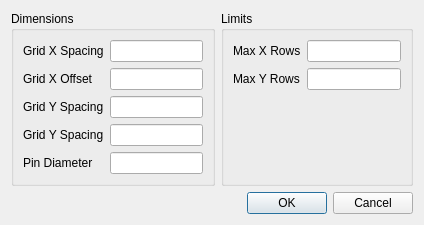
This is gridSettingsDialog.ui in dirktheeng/CNCWoodworkingGCodeCreator as Qt 5 draws it before an edit. The edited form follows.
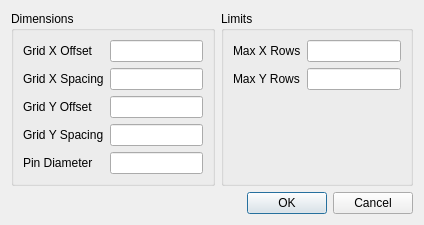
This is the edited form.

Commit message: cleaned up code some and worked on necessary classes for generating straight line operations

```diff
--- a/gridSettingsDialog.ui
+++ b/gridSettingsDialog.ui
@@ -27,45 +27,45 @@
        <layout class="QGridLayout" name="gridLayout_2">
         <item row="0" column="0">
          <layout class="QFormLayout" name="formLayout">
+          <property name="fieldGrowthPolicy">
+           <enum>QFormLayout::AllNonFixedFieldsGrow</enum>
+          </property>
           <item row="0" column="0">
-           <widget class="QLabel" name="gridXSpacingLabel">
-            <property name="text">
-             <string>Grid X Spacing</string>
-            </property>
-           </widget>
-          </item>
-          <item row="0" column="1">
-           <widget class="QLineEdit" name="gridXSpacingLineEdit"/>
-          </item>
-          <item row="1" column="0">
            <widget class="QLabel" name="gridXOffsetLabel">
             <property name="text">
              <string>Grid X Offset</string>
             </property>
            </widget>
           </item>
-          <item row="1" column="1">
+          <item row="0" column="1">
            <widget class="QLineEdit" name="gridXOffsetLineEdit"/>
           </item>
+          <item row="1" column="0">
+           <widget class="QLabel" name="gridXSpacingLabel">
+            <property name="text">
+             <string>Grid X Spacing</string>
+            </property>
+           </widget>
+          </item>
           <item row="2" column="0">
-           <widget class="QLabel" name="gridYSpacingLabel">
+           <widget class="QLabel" name="gridYOffsetLabel">
             <property name="text">
-             <string>Grid Y Spacing</string>
+             <string>Grid Y Offset</string>
             </property>
            </widget>
           </item>
           <item row="2" column="1">
-           <widget class="QLineEdit" name="gridYSpacingLineEdit"/>
+           <widget class="QLineEdit" name="gridYOffsetLineEdit"/>
           </item>
           <item row="3" column="0">
-           <widget class="QLabel" name="gridYSpacingLabel_2">
+           <widget class="QLabel" name="gridYSpacingLabel">
             <property name="text">
              <string>Grid Y Spacing</string>
             </property>
            </widget>
           </item>
           <item row="3" column="1">
-           <widget class="QLineEdit" name="gridYSpacingLineEdit_2"/>
+           <widget class="QLineEdit" name="gridYSpacingLineEdit"/>
           </item>
           <item row="4" column="0">
            <widget class="QLabel" name="pinDiameterLabel">
@@ -77,6 +77,9 @@
           <item row="4" column="1">
            <widget class="QLineEdit" name="pinDiameterLineEdit"/>
           </item>
+          <item row="1" column="1">
+           <widget class="QLineEdit" name="gridXSpacingLineEdit"/>
+          </item>
          </layout>
         </item>
        </layout>
```
The commit also changes 27 other files.
